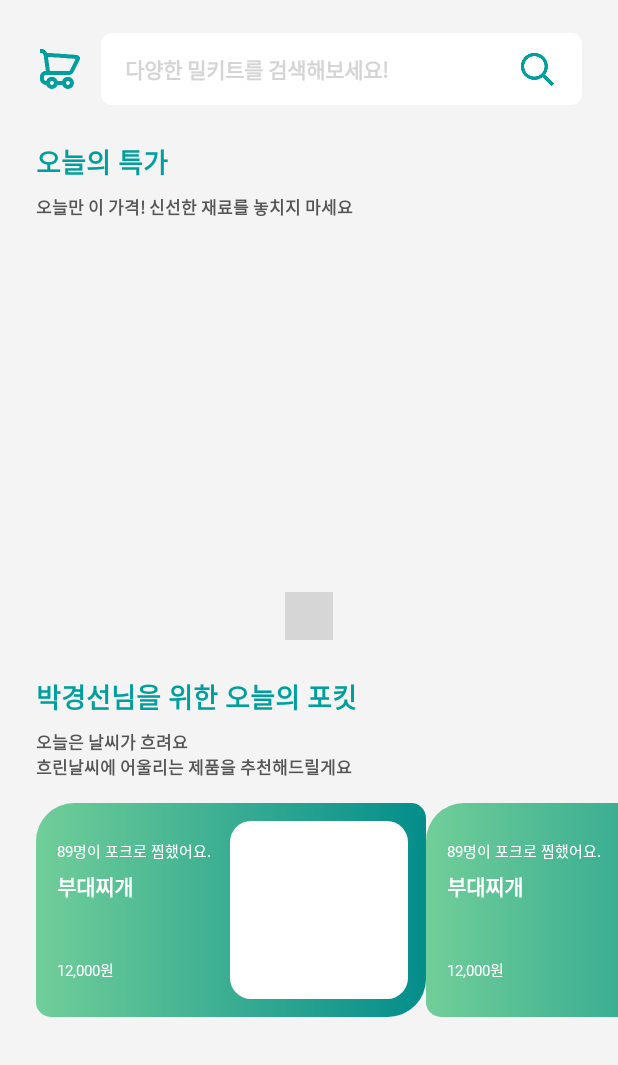
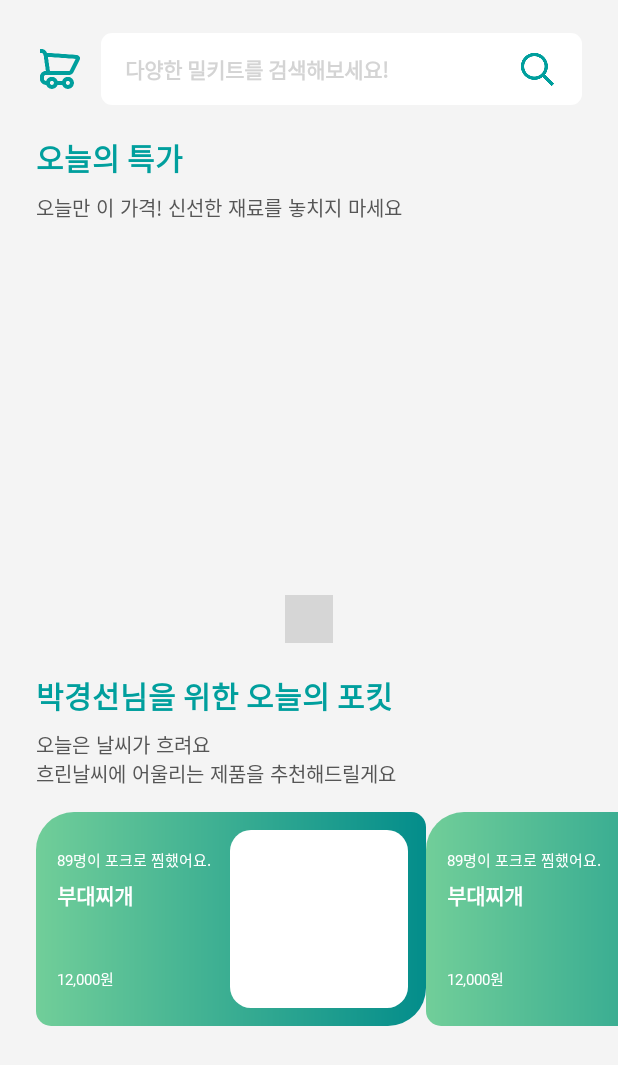
Before and after one commit to POCKIT-NH/ANDROID, an Android app: the layout fragment_home.xml on its own in the app's theme, with its tools: preview values and no code run, on a phone screen of 412 x 824 dp. Shown: the top 1065 px of the screen. Run offline under Robolectric (Android 15) with nearby library versions, the phone set to English and light mode, and no system bars; plain views replace DotsIndicator; grey boxes are pictures that could not be loaded.

```diff
--- a/app/src/main/res/layout/fragment_home.xml
+++ b/app/src/main/res/layout/fragment_home.xml
@@ -15,7 +15,7 @@
         android:src="@drawable/shopping_cart"
         app:layout_constraintBottom_toBottomOf="@+id/edtHomeSearch"
         app:layout_constraintEnd_toStartOf="@id/edtHomeSearch"
-        app:layout_constraintStart_toStartOf="@+id/guideline1"
+        app:layout_constraintStart_toStartOf="@+id/guideline3"
         app:layout_constraintTop_toTopOf="@+id/edtHomeSearch" />
 
     <EditText
@@ -33,7 +33,7 @@
         android:layout_marginLeft="11dp"
         app:layout_constraintTop_toTopOf="parent"
         app:layout_constraintStart_toEndOf="@+id/imgShoppingCart"
-        app:layout_constraintEnd_toEndOf="@id/guideline2"
+        app:layout_constraintEnd_toEndOf="@id/guideline4"
         android:background="@drawable/white_background_round7" />
 
     <ImageView
@@ -46,17 +46,23 @@
         app:layout_constraintEnd_toEndOf="@id/edtHomeSearch"
         app:layout_constraintTop_toTopOf="@+id/edtHomeSearch" />
 
+    <androidx.constraintlayout.widget.ConstraintLayout
+        android:id="@+id/rootHome"
+        android:layout_width="match_parent"
+        android:layout_height="wrap_content"
+        app:layout_constraintTop_toBottomOf="@id/edtHomeSearch">
+
         <TextView
             android:id="@+id/txtHomeTodayPrice"
             android:layout_width="wrap_content"
             android:layout_height="wrap_content"
-        android:layout_marginTop="24dp"
+            android:layout_marginTop="20dp"
             android:text="오늘의 특가"
             android:textColor="@color/colorPrimary"
-        android:textSize="18sp"
+            android:textSize="20sp"
             android:textFontWeight="800"
             app:layout_constraintStart_toStartOf="@+id/guideline1"
-        app:layout_constraintTop_toBottomOf="@+id/edtHomeSearch" />
+            app:layout_constraintTop_toTopOf="parent" />
 
         <TextView
             android:id="@+id/txtHomeTodayPriceExplain"
@@ -65,8 +71,8 @@
             android:layout_marginTop="8dp"
             android:text="오늘만 이 가격! 신선한 재료를 놓치지 마세요"
             android:textColor="@color/colorGrey03"
-        android:textSize="11sp"
-        android:textFontWeight="600"
+            android:textSize="13sp"
+            android:textFontWeight="300"
             app:layout_constraintStart_toStartOf="@+id/guideline1"
             app:layout_constraintTop_toBottomOf="@+id/txtHomeTodayPrice" />
 
@@ -98,11 +104,11 @@
             android:id="@+id/txtHomeTodayPockit"
             android:layout_width="wrap_content"
             android:layout_height="wrap_content"
-        android:layout_marginTop="24dp"
+            android:layout_marginTop="20dp"
             android:text="박경선님을 위한 오늘의 포킷"
             android:textFontWeight="800"
             android:textColor="@color/colorPrimary"
-        android:textSize="18sp"
+            android:textSize="20sp"
             app:layout_constraintStart_toStartOf="@+id/guideline1"
             app:layout_constraintTop_toBottomOf="@+id/tlTodayPrice" />
 
@@ -113,8 +119,8 @@
             android:layout_marginTop="8dp"
             android:text="오늘은 날씨가 흐려요\n흐린날씨에 어울리는 제품을 추천해드릴게요"
             android:textColor="@color/colorGrey03"
-        android:textSize="11sp"
-        android:textFontWeight="600"
+            android:textSize="13sp"
+            android:textFontWeight="300"
             app:layout_constraintStart_toStartOf="@+id/guideline1"
             app:layout_constraintTop_toBottomOf="@+id/txtHomeTodayPockit" />
 
@@ -145,3 +151,30 @@
             app:layout_constraintGuide_end="24dp" />
 
     </androidx.constraintlayout.widget.ConstraintLayout>
+
+    <ImageView
+        android:id="@+id/imgLoading"
+        android:layout_width="wrap_content"
+        android:layout_height="wrap_content"
+        android:src="@drawable/loading_img"
+        app:layout_constraintBottom_toBottomOf="@+id/rootHome"
+        app:layout_constraintEnd_toStartOf="@+id/guideline4"
+        app:layout_constraintStart_toStartOf="@+id/guideline3"
+        app:layout_constraintTop_toTopOf="@+id/rootHome"
+        android:visibility="gone"/>
+
+    <androidx.constraintlayout.widget.Guideline
+        android:id="@+id/guideline3"
+        android:layout_width="wrap_content"
+        android:layout_height="wrap_content"
+        android:orientation="vertical"
+        app:layout_constraintGuide_begin="24dp" />
+
+    <androidx.constraintlayout.widget.Guideline
+        android:id="@+id/guideline4"
+        android:layout_width="wrap_content"
+        android:layout_height="wrap_content"
+        android:orientation="vertical"
+        app:layout_constraintGuide_end="24dp" />
+
+</androidx.constraintlayout.widget.ConstraintLayout>
```
Also changed, not shown: app/src/main/java/com/nhgirls/pockit/api/ServiceApi.kt (+10 -0 lines), app/src/main/java/com/nhgirls/pockit/data/response/TodayPockitResponse.kt (added, +8 -0 lines), app/src/main/java/com/nhgirls/pockit/data/response/TodayPriceResponse.kt (+4 -3 lines), app/src/main/java/com/nhgirls/pockit/ui/home/HomeFragment.kt (+30 -6 lines), app/src/main/java/com/nhgirls/pockit/ui/home/HomeViewModel.kt (+24 -0 lines), app/src/main/java/com/nhgirls/pockit/ui/home/HomeViewPagerAdapter.kt (+10 -13 lines), app/src/main/java/com/nhgirls/pockit/ui/home/TodayPockitRecyclerAdapter.kt (+4 -5 lines), app/src/main/java/com/nhgirls/pockit/utils/AnimExt.kt (added, +30 -0 lines), app/src/main/res/drawable-hdpi/loading_img.png (added), app/src/main/res/drawable-mdpi/loading_img.png (added), app/src/main/res/drawable-xhdpi/loading_img.png (added), app/src/main/res/drawable-xxhdpi/loading_img.png (added), app/src/main/res/drawable-xxxhdpi/loading_img.png (added). Lines whose indentation alone changed are shown as unchanged.
